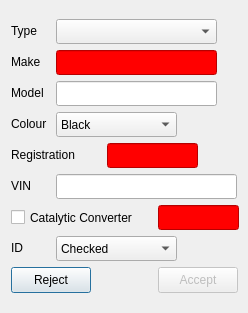
Qt form main_program/gui_interface_designs/vehicle_dialog_design.ui (yimenhfeifei/josm-invoice) before a commit.
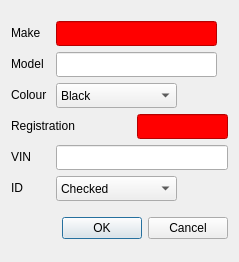
The same form after that commit. Custom widgets are drawn as their Qt base class.

Commit message: REstored vehicle dialog.

```diff
--- a/main_program/gui_interface_designs/vehicle_dialog_design.ui
+++ b/main_program/gui_interface_designs/vehicle_dialog_design.ui
@@ -6,70 +6,17 @@
    <rect>
     <x>0</x>
     <y>0</y>
-    <width>248</width>
-    <height>313</height>
+    <width>239</width>
+    <height>262</height>
    </rect>
   </property>
-  <property name="minimumSize">
-   <size>
-    <width>248</width>
-    <height>313</height>
-   </size>
-  </property>
   <property name="windowTitle">
    <string>Dialog</string>
   </property>
-  <property name="styleSheet">
-   <string notr="true"/>
-  </property>
   <layout class="QVBoxLayout" name="verticalLayout">
    <item>
     <layout class="QGridLayout" name="gridLayout">
      <item row="0" column="0">
-      <widget class="QLabel" name="typeLabel">
-       <property name="minimumSize">
-        <size>
-         <width>31</width>
-         <height>16</height>
-        </size>
-       </property>
-       <property name="maximumSize">
-        <size>
-         <width>31</width>
-         <height>16</height>
-        </size>
-       </property>
-       <property name="text">
-        <string>Type</string>
-       </property>
-      </widget>
-     </item>
-     <item row="0" column="1" colspan="3">
-      <widget class="QComboBox" name="typeCombobox">
-       <property name="sizePolicy">
-        <sizepolicy hsizetype="Preferred" vsizetype="Preferred">
-         <horstretch>0</horstretch>
-         <verstretch>0</verstretch>
-        </sizepolicy>
-       </property>
-       <property name="minimumSize">
-        <size>
-         <width>161</width>
-         <height>25</height>
-        </size>
-       </property>
-       <property name="maximumSize">
-        <size>
-         <width>161</width>
-         <height>25</height>
-        </size>
-       </property>
-       <property name="toolTip">
-        <string>Select vehicle type.</string>
-       </property>
-      </widget>
-     </item>
-     <item row="1" column="0">
       <widget class="QLabel" name="makeLabel">
        <property name="sizePolicy">
         <sizepolicy hsizetype="Preferred" vsizetype="Preferred">
@@ -94,8 +41,8 @@
        </property>
       </widget>
      </item>
-     <item row="1" column="1" colspan="3">
-      <widget class="ValidatingLineEdit" name="makeLineEdit">
+     <item row="0" column="1" colspan="2">
+      <widget class="ValidatingLineEdit" name="makeEdit">
        <property name="sizePolicy">
         <sizepolicy hsizetype="Preferred" vsizetype="Preferred">
          <horstretch>0</horstretch>
@@ -128,7 +75,7 @@
        </property>
       </widget>
      </item>
-     <item row="2" column="0">
+     <item row="1" column="0">
       <widget class="QLabel" name="modelLabel">
        <property name="sizePolicy">
         <sizepolicy hsizetype="Preferred" vsizetype="Preferred">
@@ -153,8 +100,8 @@
        </property>
       </widget>
      </item>
-     <item row="2" column="1" colspan="3">
-      <widget class="ValidatingLineEdit" name="modelLineEdit">
+     <item row="1" column="1" colspan="2">
+      <widget class="ValidatingLineEdit" name="modelEdit">
        <property name="sizePolicy">
         <sizepolicy hsizetype="Preferred" vsizetype="Preferred">
          <horstretch>0</horstretch>
@@ -184,7 +131,7 @@
        </property>
       </widget>
      </item>
-     <item row="3" column="0">
+     <item row="2" column="0">
       <widget class="QLabel" name="colourLabel">
        <property name="sizePolicy">
         <sizepolicy hsizetype="Preferred" vsizetype="Preferred">
@@ -209,7 +156,7 @@
        </property>
       </widget>
      </item>
-     <item row="3" column="1" colspan="3">
+     <item row="2" column="1" colspan="2">
       <widget class="QComboBox" name="colourCombobox">
        <property name="sizePolicy">
         <sizepolicy hsizetype="Preferred" vsizetype="Preferred">
@@ -289,7 +236,7 @@
        </item>
       </widget>
      </item>
-     <item row="4" column="0" colspan="2">
+     <item row="3" column="0" colspan="2">
       <widget class="QLabel" name="vehicleRegistrationLabel">
        <property name="sizePolicy">
         <sizepolicy hsizetype="Preferred" vsizetype="Preferred">
@@ -314,8 +261,8 @@
        </property>
       </widget>
      </item>
-     <item row="4" column="2" colspan="2">
-      <widget class="ValidatingLineEdit" name="vehicleRegistrationLineEdit">
+     <item row="3" column="2">
+      <widget class="ValidatingLineEdit" name="vehicleRegistrationEdit">
        <property name="sizePolicy">
         <sizepolicy hsizetype="Preferred" vsizetype="Preferred">
          <horstretch>0</horstretch>
@@ -348,7 +295,7 @@
        </property>
       </widget>
      </item>
-     <item row="5" column="0">
+     <item row="4" column="0">
       <widget class="QLabel" name="vinLabel">
        <property name="maximumSize">
         <size>
@@ -361,8 +308,8 @@
        </property>
       </widget>
      </item>
-     <item row="5" column="1" colspan="3">
-      <widget class="ValidatingLineEdit" name="vinLineEdit">
+     <item row="4" column="1" colspan="2">
+      <widget class="ValidatingLineEdit" name="vinEdit">
        <property name="sizePolicy">
         <sizepolicy hsizetype="Preferred" vsizetype="Preferred">
          <horstretch>0</horstretch>
@@ -392,72 +339,7 @@
        </property>
       </widget>
      </item>
-     <item row="6" column="0" colspan="3">
-      <widget class="QCheckBox" name="catalyticCheckbox">
-       <property name="sizePolicy">
-        <sizepolicy hsizetype="Preferred" vsizetype="Preferred">
-         <horstretch>0</horstretch>
-         <verstretch>0</verstretch>
-        </sizepolicy>
-       </property>
-       <property name="minimumSize">
-        <size>
-         <width>141</width>
-         <height>17</height>
-        </size>
-       </property>
-       <property name="maximumSize">
-        <size>
-         <width>141</width>
-         <height>17</height>
-        </size>
-       </property>
-       <property name="toolTip">
-        <string>Enables entry of catalytic converter price.</string>
-       </property>
-       <property name="text">
-        <string>Catalytic Converter</string>
-       </property>
-      </widget>
-     </item>
-     <item row="6" column="3">
-      <widget class="ValidatingLineEdit" name="catalyticLineEdit">
-       <property name="enabled">
-        <bool>false</bool>
-       </property>
-       <property name="sizePolicy">
-        <sizepolicy hsizetype="Preferred" vsizetype="Preferred">
-         <horstretch>0</horstretch>
-         <verstretch>0</verstretch>
-        </sizepolicy>
-       </property>
-       <property name="minimumSize">
-        <size>
-         <width>81</width>
-         <height>25</height>
-        </size>
-       </property>
-       <property name="maximumSize">
-        <size>
-         <width>81</width>
-         <height>25</height>
-        </size>
-       </property>
-       <property name="toolTip">
-        <string>Enter price for catalytic converter.</string>
-       </property>
-       <property name="whatsThis">
-        <string>The analog clock widget displays the current time.</string>
-       </property>
-       <property name="styleSheet">
-        <string notr="true">QLineEdit {background-color: red;}</string>
-       </property>
-       <property name="regexString" stdset="0">
-        <string>value</string>
-       </property>
-      </widget>
-     </item>
-     <item row="7" column="0">
+     <item row="5" column="0">
       <widget class="QLabel" name="idLabel">
        <property name="minimumSize">
         <size>
@@ -476,7 +358,7 @@
        </property>
       </widget>
      </item>
-     <item row="7" column="1" colspan="3">
+     <item row="5" column="1" colspan="2">
       <widget class="QComboBox" name="idCombobox">
        <property name="sizePolicy">
         <sizepolicy hsizetype="Preferred" vsizetype="Preferred">
@@ -511,55 +393,18 @@
        </item>
       </widget>
      </item>
-     <item row="8" column="0" colspan="2">
-      <widget class="QPushButton" name="rejectButton">
-       <property name="minimumSize">
-        <size>
-         <width>80</width>
-         <height>26</height>
-        </size>
-       </property>
-       <property name="maximumSize">
-        <size>
-         <width>80</width>
-         <height>26</height>
-        </size>
-       </property>
-       <property name="toolTip">
-        <string>Closes dialog and forgets changes.</string>
-       </property>
-       <property name="text">
-        <string>Reject</string>
-       </property>
-      </widget>
-     </item>
-     <item row="8" column="3">
-      <widget class="QPushButton" name="acceptButton">
-       <property name="enabled">
-        <bool>false</bool>
-       </property>
-       <property name="minimumSize">
-        <size>
-         <width>80</width>
-         <height>26</height>
-        </size>
-       </property>
-       <property name="maximumSize">
-        <size>
-         <width>80</width>
-         <height>26</height>
-        </size>
-       </property>
-       <property name="toolTip">
-        <string>Closes dialog and saves changes.</string>
-       </property>
-       <property name="text">
-        <string>Accept</string>
-       </property>
-      </widget>
-     </item>
     </layout>
    </item>
+   <item>
+    <widget class="QDialogButtonBox" name="buttonBox">
+     <property name="orientation">
+      <enum>Qt::Horizontal</enum>
+     </property>
+     <property name="standardButtons">
+      <set>QDialogButtonBox::Cancel|QDialogButtonBox::Ok</set>
+     </property>
+    </widget>
+   </item>
   </layout>
  </widget>
  <customwidgets>
```
Left out of the diff: 378 changed lines with no effect on the pictures. The commit also changes 18 other files.
